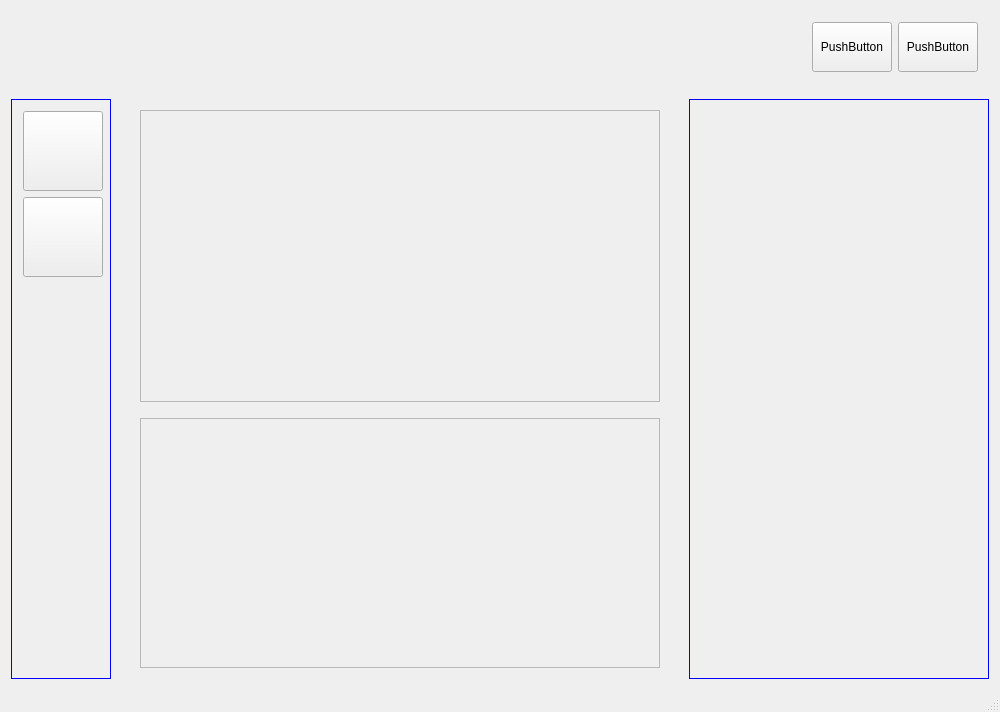
Above: quadrasoftware.ui from merlinn7/quadra before the change. Below: the same form after it.
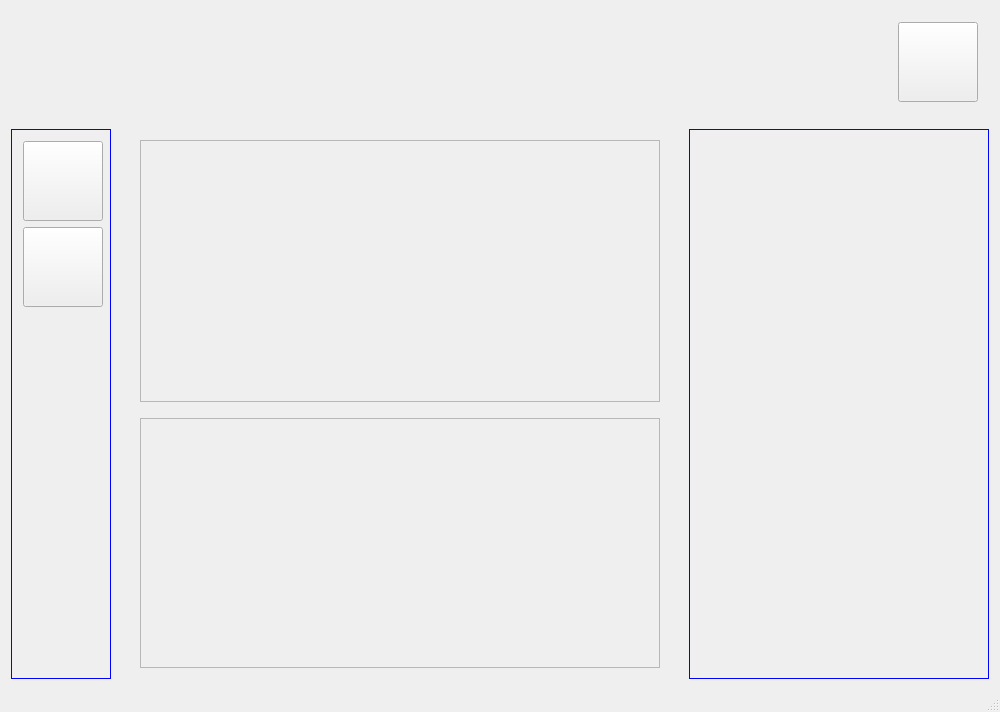
That is the form after the change.

Patch:
```diff
--- a/quadrasoftware.ui
+++ b/quadrasoftware.ui
@@ -50,31 +50,17 @@
          </property>
          <property name="minimumSize">
           <size>
-           <width>0</width>
-           <height>50</height>
+           <width>80</width>
+           <height>80</height>
           </size>
          </property>
-         <property name="text">
-          <string>PushButton</string>
+         <property name="styleSheet">
+          <string notr="true">QPushButton{background-color: rgb(97, 97, 97);border-radius: 5px;}
+ QPushButton:pressed{background-color: rgb(70, 70, 70);};
+</string>
          </property>
-        </widget>
-       </item>
-       <item>
-        <widget class="QPushButton" name="pushButton">
-         <property name="sizePolicy">
-          <sizepolicy hsizetype="Minimum" vsizetype="Minimum">
-           <horstretch>0</horstretch>
-           <verstretch>0</verstretch>
-          </sizepolicy>
-         </property>
-         <property name="minimumSize">
-          <size>
-           <width>50</width>
-           <height>50</height>
-          </size>
-         </property>
          <property name="text">
-          <string>PushButton</string>
+          <string/>
          </property>
         </widget>
        </item>
```
Left out of the diff: 2 changed lines with no effect on the pictures.
